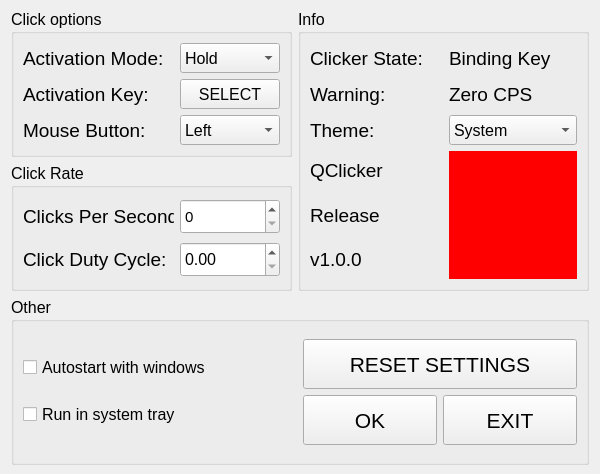
Above: mainwindow.ui from liqwave/QClicker before the change. Below: the same form after it.
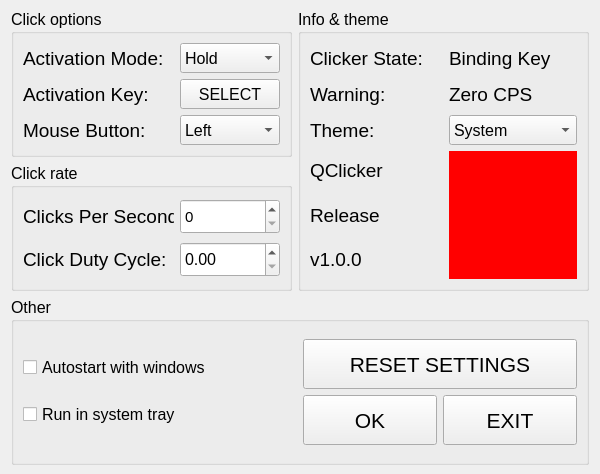
That is the form after the change.

Diff of the .ui file:
```diff
--- a/mainwindow.ui
+++ b/mainwindow.ui
@@ -230,7 +230,7 @@
            </font>
           </property>
           <property name="title">
-           <string>Click Rate</string>
+           <string>Click rate</string>
           </property>
           <layout class="QGridLayout" name="gridLayout_4">
            <item row="0" column="0">
@@ -342,7 +342,7 @@
          </font>
         </property>
         <property name="title">
-         <string>Info</string>
+         <string>Info &amp;&amp; theme</string>
         </property>
         <layout class="QGridLayout" name="gridLayout_3">
          <item row="0" column="0">
```
